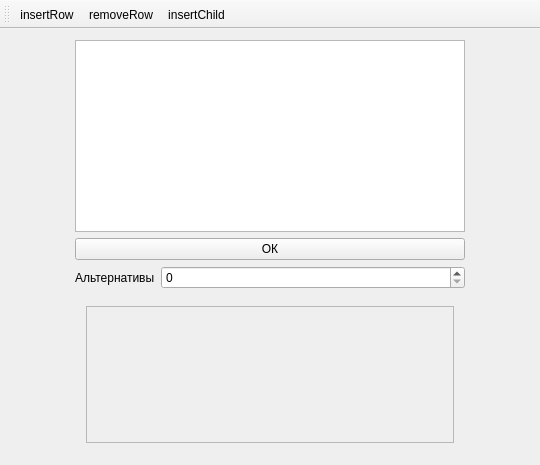
Before: the Qt Designer form mainwindow.ui in slice312/AnalyticHierarchyProcess_qt, drawn with Qt 5.
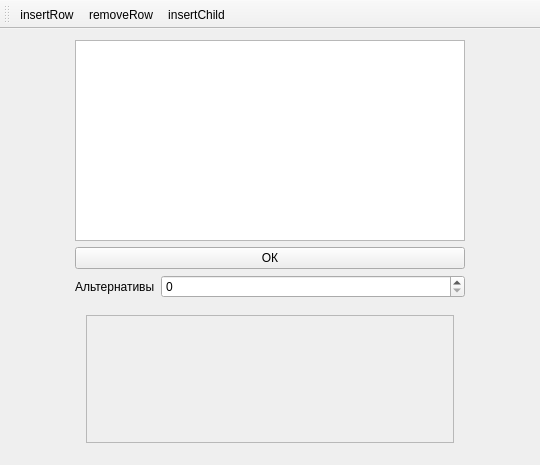
After: the same form once the commit is applied. Icons and pictures are not drawn.

```diff
--- a/mainwindow.ui
+++ b/mainwindow.ui
@@ -14,7 +14,7 @@
    <string>MainWindow</string>
   </property>
   <widget class="QWidget" name="mCentralWidget">
-   <layout class="QVBoxLayout" name="mMainLayout" stretch="0,0,0,1">
+   <layout class="QVBoxLayout" name="mMainLayout" stretch="20,0,0,15">
     <property name="leftMargin">
      <number>75</number>
     </property>
@@ -63,7 +63,7 @@
             <x>0</x>
             <y>0</y>
             <width>370</width>
-            <height>132</height>
+            <height>127</height>
            </rect>
           </property>
           <layout class="QVBoxLayout" name="mAltsNameLayout"/>
```
